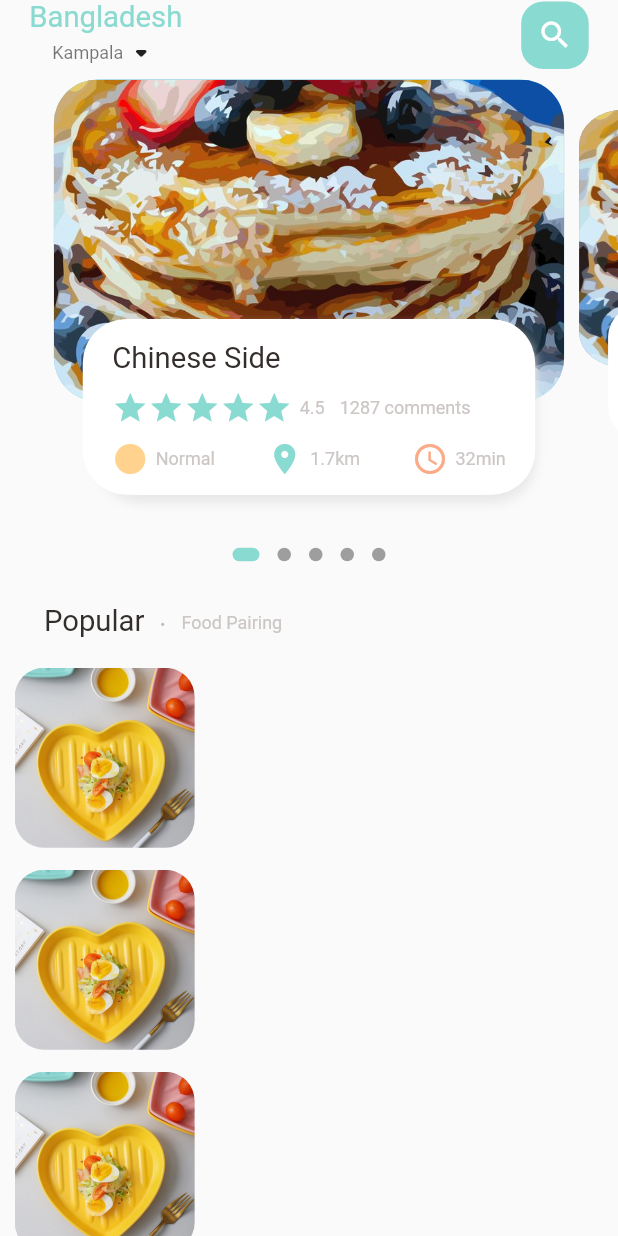
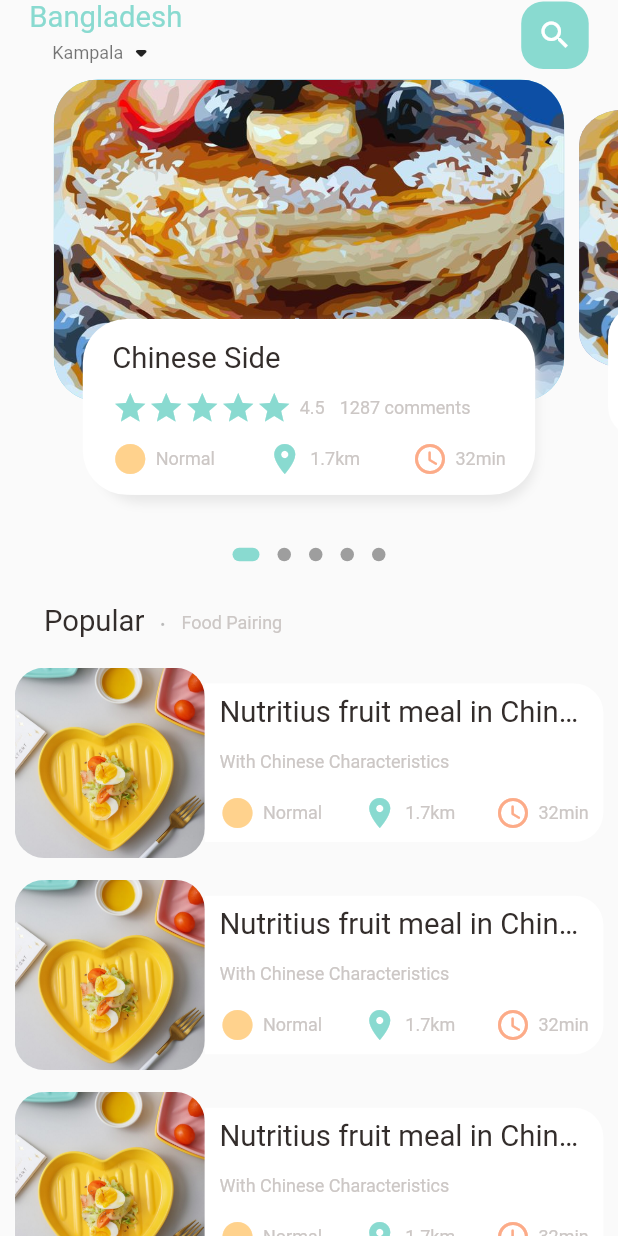
Before and after one commit to ssekuwanda/flutter_food_delivery, a Flutter app: the screen it shows after launch, on a phone screen of 412 x 824 dp. Run offline on Flutter 3.47's test engine with Material 2 defaults, Android fonts, the phone set to English and light mode, and no system bars; drawn by our look-alikes of dots_indicator; our stand-ins replace get.

Commit message:
scroll fix

```diff
--- a/lib/home/food_page_body.dart
+++ b/lib/home/food_page_body.dart
@@ -80,10 +80,9 @@ class _FoodPageBodyState extends State<FoodPageBody> {
           ),
         ),
         SizedBox(height: Dimensions.height20),
-        Container(
-          height: 700,
-          child: ListView.builder(
+        ListView.builder(
             physics: NeverScrollableScrollPhysics(),
+            shrinkWrap: true,
             itemCount: 10,
             itemBuilder: (context, index) {
               return Container(
@@ -95,22 +94,71 @@ class _FoodPageBodyState extends State<FoodPageBody> {
                 child: Row(
                   children: [
                     Container(
-                        width: 120,
-                        height: 120,
+                      width: Dimensions.listViewImg,
+                      height: Dimensions.listViewImg,
                       decoration: BoxDecoration(
                         borderRadius:
                             BorderRadius.circular(Dimensions.radius20),
                         color: Colors.white38,
                         image: DecorationImage(
                           image: AssetImage("assets/images/image1.jpg"),
+                          fit: BoxFit.cover,
                         ),
                       ),
-                      )
+                    ),
+                    Expanded(
+                      child: Container(
+                        height: Dimensions.listViewTextContSize,
+                        decoration: BoxDecoration(
+                          color: Colors.white,
+                          borderRadius: BorderRadius.only(
+                            topRight: Radius.circular(Dimensions.radius20),
+                            bottomRight: Radius.circular(Dimensions.radius20),
+                          ),
+                        ),
+                        child: Padding(
+                          padding: EdgeInsets.only(
+                            left: Dimensions.width10,
+                            right: Dimensions.width10,
+                          ),
+                          child: Column(
+                            crossAxisAlignment: CrossAxisAlignment.start,
+                            mainAxisAlignment: MainAxisAlignment.spaceAround,
+                            children: [
+                              BigText(
+                                text: "Nutritius fruit meal in China today",
+                              ),
+                              SmallText(text: "With Chinese Characteristics"),
+                              Row(
+                                mainAxisAlignment:
+                                    MainAxisAlignment.spaceBetween,
+                                children: [
+                                  IconAndTextWidget(
+                                    icon: Icons.circle,
+                                    text: "Normal",
+                                    iconColor: AppColors.iconColor1,
+                                  ),
+                                  IconAndTextWidget(
+                                    icon: Icons.location_on,
+                                    text: "1.7km",
+                                    iconColor: AppColors.mainColor,
+                                  ),
+                                  IconAndTextWidget(
+                                    icon: Icons.access_time_rounded,
+                                    text: "32min",
+                                    iconColor: AppColors.iconColor2,
+                                  ),
+                                ],
+                              ),
+                            ],
+                          ),
+                        ),
+                      ),
+                    ),
                   ],
                 ),
               );
             }),
-        ),
       ],
     );
   }
--- a/lib/utils/dimensions.dart
+++ b/lib/utils/dimensions.dart
@@ -22,4 +22,9 @@ class Dimensions {
   static double radius15 = screenHeight / 56.27;
   static double radius20 = screenHeight / 42.2;
   static double radius30 = screenHeight / 28.13;
+
+  static double iconSize24 = screenHeight / 35.17;
+
+  static double listViewImg = screenWidth / 3.25;
+  static double listViewTextContSize = screenWidth / 3.9;
 }
```
Lines whose indentation alone changed are shown as unchanged.
